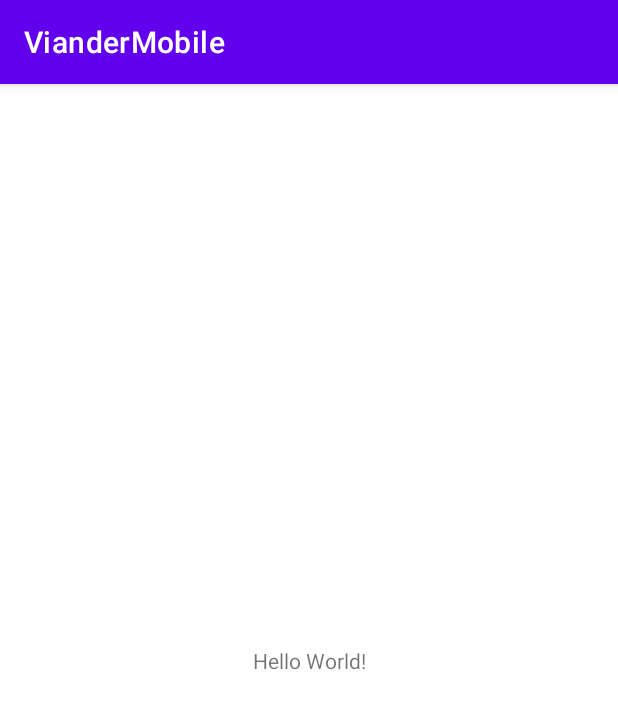
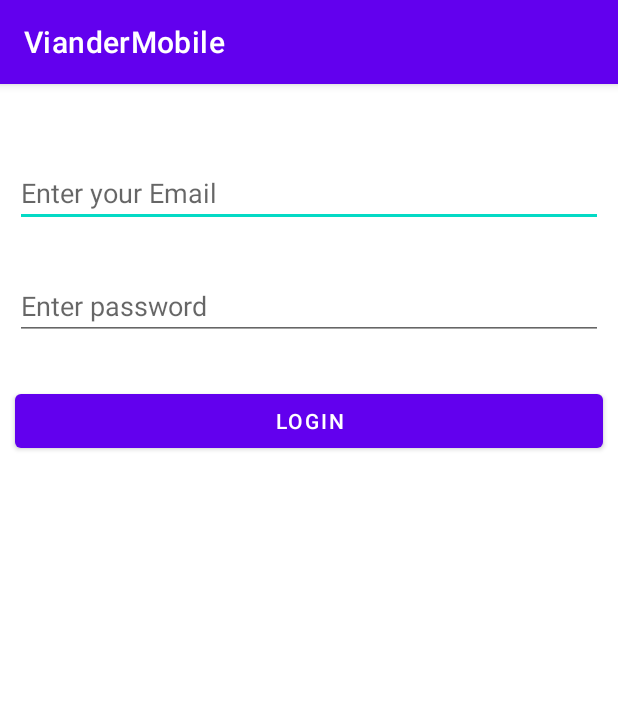
Before and after one commit to roska87/viander-mobile, an Android app: the screen it shows after launch (MainActivity), on a phone screen of 412 x 824 dp. Shown: the top 709 px of the screen. Run offline under Robolectric (Android 15) with nearby library versions, the light colour scheme and no system bars.

Commit message:
update app

```diff
--- a/app/src/main/java/com/bit/viandermobile/MainActivity.java
+++ b/app/src/main/java/com/bit/viandermobile/MainActivity.java
@@ -3,26 +3,98 @@ package com.bit.viandermobile;
 import androidx.appcompat.app.AppCompatActivity;
 import androidx.lifecycle.ViewModelProvider;
 
+import android.content.Context;
+import android.content.Intent;
+import android.content.SharedPreferences;
 import android.os.Bundle;
+import android.text.TextUtils;
 import android.util.Log;
+import android.view.View;
+import android.widget.Button;
+import android.widget.EditText;
+import android.widget.Toast;
 
 import com.bit.viandermobile.domain.UserDto;
 import com.bit.viandermobile.models.VianderViewModel;
 
 public class MainActivity extends AppCompatActivity {
 
+    public static final String SHARED_PREFS = "shared_prefs";
+    public static final String EMAIL_KEY = "email_key";
+    public static final String PASSWORD_KEY = "password_key";
+    public static final String TOKEN_KEY = "token_key";
+
+    public static final int LOGIN_REQUEST_CODE = 1;
+    public static final String MSG_TOKEN = "com.bit.vianderapp.MSG_TOKEN";
+
     private VianderViewModel vianderViewModel;
+
+    SharedPreferences sharedpreferences;
+    String email, password, token;
 
     @Override
     protected void onCreate(Bundle savedInstanceState) {
         super.onCreate(savedInstanceState);
         setContentView(R.layout.activity_main);
 
+        // Initializing EditTexts and our Button
+        EditText emailEdt = findViewById(R.id.idEdtEmail);
+        EditText passwordEdt = findViewById(R.id.idEdtPassword);
+        Button loginBtn = findViewById(R.id.idBtnLogin);
+
+        // getting the data which is stored in shared preferences.
+        sharedpreferences = getSharedPreferences(SHARED_PREFS, Context.MODE_PRIVATE);
+        //email = sharedpreferences.getString(EMAIL_KEY, null);
+        //password = sharedpreferences.getString(PASSWORD_KEY, null);
+
         vianderViewModel = new ViewModelProvider(this, new VianderFactory(getApplication())).get(VianderViewModel.class);
-        vianderViewModel.login("roska87", "roska123");
-        vianderViewModel.getLoggedUser().observeForever(userDto -> {
-            Log.i("LoggedUser", userDto.getUsername());
+
+        // calling on click listener for login button.
+        loginBtn.setOnClickListener(new View.OnClickListener() {
+            @Override
+            public void onClick(View v) {
+                // to check if the user fields are empty or not.
+                if (TextUtils.isEmpty(emailEdt.getText().toString()) && TextUtils.isEmpty(passwordEdt.getText().toString())) {
+                    // this method will call when email and password fields are empty.
+                    Toast.makeText(MainActivity.this, "Please Enter Email and Password", Toast.LENGTH_SHORT).show();
+                } else {
+                    SharedPreferences.Editor editor = sharedpreferences.edit();
+
+                    String email = emailEdt.getText().toString();
+                    String password = passwordEdt.getText().toString();
+
+                    // below two lines will put values for
+                    // email and password in shared preferences.
+                    editor.putString(EMAIL_KEY, emailEdt.getText().toString());
+                    editor.putString(PASSWORD_KEY, passwordEdt.getText().toString());
+
+                    // to save our data with key and value.
+                    editor.apply();
+
+                    vianderViewModel.login(email, password);
+                    vianderViewModel.getLoggedUser().observeForever(userDto -> {
+                        editor.putString(TOKEN_KEY, vianderViewModel.getToken().getValue());
+                        editor.apply();
+                        Log.i("LoggedUser", userDto.getUsername());
+                        Intent i = new Intent(MainActivity.this, HomeActivity.class);
+                        startActivity(i);
+                        finish();
+                    });
+
+                }
+            }
         });
 
     }
+
+    @Override
+    protected void onStart() {
+        super.onStart();
+        if (token != null) {
+            Intent i = new Intent(MainActivity.this, HomeActivity.class);
+            startActivity(i);
+        }
+
+    }
+
 }
--- a/app/src/main/java/com/bit/viandermobile/models/VianderViewModel.java
+++ b/app/src/main/java/com/bit/viandermobile/models/VianderViewModel.java
@@ -23,17 +23,23 @@ public class VianderViewModel extends AndroidViewModel {
 
     private VianderRepository vianderRepository;
     private MutableLiveData<UserDto> loggedUser;
+    private MutableLiveData<String> token;
     private MutableLiveData<List<PostDto>> viandsMenu;
 
     public VianderViewModel(@NonNull Application application){
         super(application);
         vianderRepository = new VianderRepository(application);
         loggedUser = vianderRepository.getLoggedUser();
+        token = vianderRepository.getToken();
         viandsMenu = vianderRepository.getViands();
     }
 
     public LiveData<UserDto> getLoggedUser(){
         return loggedUser;
+    }
+
+    public LiveData<String> getToken(){
+        return token;
     }
 
     public LiveData<List<PostDto>> getViandsMenu(){
@@ -42,6 +48,10 @@ public class VianderViewModel extends AndroidViewModel {
 
     public void login(String username, String password){
         vianderRepository.login(username, password);
+    }
+
+    public void logout(){
+        vianderRepository.logout();
     }
 
     public void updateProfile(List<Pair<Boolean, String>> filterList){
@@ -58,6 +68,10 @@ public class VianderViewModel extends AndroidViewModel {
         //TODO
     }
 
+    public void getPost(String token, int id){
+        vianderRepository.getPost(token, id);
+    }
+
     private String formatFilters(List<Pair<Boolean, String>> filterList){
         StringBuilder filters = new StringBuilder();
         for(Pair<Boolean, String> pair : filterList){
--- a/app/src/main/java/com/bit/viandermobile/repositories/VianderRepository.java
+++ b/app/src/main/java/com/bit/viandermobile/repositories/VianderRepository.java
@@ -16,10 +16,12 @@ import com.bit.viandermobile.rest.RestApiClient;
 import com.bit.viandermobile.rest.RestApiInterface;
 
 import java.io.IOException;
+import java.util.ArrayList;
 import java.util.List;
 import java.util.concurrent.ExecutorService;
 import java.util.concurrent.Executors;
 
+import okhttp3.ResponseBody;
 import retrofit2.Call;
 import retrofit2.Callback;
 import retrofit2.Response;
@@ -27,9 +29,9 @@ import retrofit2.Response;
 public class VianderRepository {
 
     private RestApiInterface apiService = RestApiClient.getClient().create(RestApiInterface.class);
-    private String token = null;
     private MutableLiveData<String> username = new MutableLiveData<>();
     private MutableLiveData<UserDto> loggedUser = new MutableLiveData<>();
+    private MutableLiveData<String> token = new MutableLiveData<>();
     private MutableLiveData<List<PostDto>> viandsMenu = new MutableLiveData<>();
     private Application application;
 
@@ -45,42 +47,34 @@ public class VianderRepository {
         return loggedUser;
     }
 
+    public MutableLiveData<String> getToken(){
+        return token;
+    }
+
     public MutableLiveData<List<PostDto>> getViands(){
         return viandsMenu;
     }
 
-    public static final ExecutorService databaseWriteExecutor = Executors.newFixedThreadPool(4);
-
-    /*
-    public boolean login(String username2, String password){
-        LoginRequestDto loginRequestDto = new LoginRequestDto(username2, password);
-        try {
-            Response<LoginDto> loginDto = apiService.login(loginRequestDto).execute();
-            token = this.formatLoginKey(loginDto.body().getKey());
-            if(token != null){
-                username.setValue(username2);
-                getUser();
-                return true;
-            }
-        } catch (IOException e) {
-            Toast.makeText(application.getApplicationContext(), "Error en login: " + e.getMessage(), Toast.LENGTH_LONG).show();
-        }
-        return false;
-    }
-
-     */
-
-
     public void login(String username2, String password){
+        Log.i("username", username2);
+        Log.i("password", password);
         LoginRequestDto login = new LoginRequestDto(username2, password);
         apiService.login(login).enqueue(new Callback<LoginDto>() {
             @Override
             public void onResponse(Call<LoginDto> call, Response<LoginDto> response) {
-                token = formatLoginKey(response.body().getKey());
-                Log.i("login", token);
-                if(token != null){
-                    username.setValue(username2);
-                    getUser();
+                if(response.body() != null && response.body().getKey() != null){
+                    token.setValue(formatLoginKey(response.body().getKey()));
+                    Log.i("login", token.getValue());
+                    if(token != null){
+                        username.setValue(username2);
+                        getUser();
+                    }
+                }
+                if(response.body() == null){
+                    Toast.makeText(application.getApplicationContext(), "body is null", Toast.LENGTH_LONG).show();
+                }
+                if(response.body().getKey() == null){ //TODO chequear response.body() == null
+                    Toast.makeText(application.getApplicationContext(), "key is null", Toast.LENGTH_LONG).show();
                 }
             }
 
@@ -92,8 +86,26 @@ public class VianderRepository {
         });
     }
 
+    public void logout(){
+        apiService.logout(token.getValue()).enqueue(new Callback<ResponseBody>() {
+            @Override
+            public void onResponse(Call<ResponseBody> call, Response<ResponseBody> response) {
+                loggedUser = new MutableLiveData<>();
+                username = new MutableLiveData<>();
+                viandsMenu = new MutableLiveData<>();
+                token = new MutableLiveData<>();
+                Log.i("logout", response.body().toString());
+            }
+
+            @Override
+            public void onFailure(Call<ResponseBody> call, Throwable t) {
+                Toast.makeText(application.getApplicationContext(), "Error en logout: " + t.getMessage(), Toast.LENGTH_LONG).show();
+            }
+        });
+    }
+
     private void getUser(){
-        apiService.getUserByUsername(token, username.getValue()).enqueue(new Callback<List<UserDto>>() {
+        apiService.getUserByUsername(token.getValue(), username.getValue()).enqueue(new Callback<List<UserDto>>() {
             @Override
             public void onResponse(Call<List<UserDto>> call, Response<List<UserDto>> response) {
                 loggedUser.setValue(response.body().get(0));
@@ -107,7 +119,7 @@ public class VianderRepository {
     }
 
     public void updateProfile(ProfileDto profileDto){
-        apiService.updateProfile(token, profileDto.getId(), profileDto).enqueue(new Callback<ProfileDto>() {
+        apiService.updateProfile(token.getValue(), profileDto.getId(), profileDto).enqueue(new Callback<ProfileDto>() {
             @Override
             public void onResponse(Call<ProfileDto> call, Response<ProfileDto> response) {
                 getUser();
@@ -116,6 +128,23 @@ public class VianderRepository {
             @Override
             public void onFailure(Call<ProfileDto> call, Throwable t) {
                 Toast.makeText(application.getApplicationContext(), "Error al actualizar perfil: " + t.getMessage(), Toast.LENGTH_LONG).show();
+            }
+        });
+    }
+
+    public void getPost(String token, int id){
+        apiService.getPosts(token, id).enqueue(new Callback<PostDto>() {
+            @Override
+            public void onResponse(Call<PostDto> call, Response<PostDto> response) {
+                Log.i("GET POST", response.body().toString());
+                List<PostDto> postLst = new ArrayList<>();
+                postLst.add(response.body());
+                viandsMenu.setValue(postLst);
+            }
+
+            @Override
+            public void onFailure(Call<PostDto> call, Throwable t) {
+                Toast.makeText(application.getApplicationContext(), "Error al obtener post: " + t.getMessage(), Toast.LENGTH_LONG).show();
             }
         });
     }
--- a/app/src/main/java/com/bit/viandermobile/rest/RestApiInterface.java
+++ b/app/src/main/java/com/bit/viandermobile/rest/RestApiInterface.java
@@ -23,6 +23,9 @@ public interface RestApiInterface {
     @POST("/auth/login/")
     Call<LoginDto> login(@Body LoginRequestDto loginRequestDto);
 
+    @POST("/auth/logout/")
+    Call<ResponseBody> logout(@Header("Authorization") String token);
+
     @GET("/api/posts/{id}")
     Call<PostDto> getPosts(@Header("Authorization") String token,
                            @Path("id") int id);
--- a/app/src/main/res/layout/activity_main.xml
+++ b/app/src/main/res/layout/activity_main.xml
@@ -1,18 +1,48 @@
 <?xml version="1.0" encoding="utf-8"?>
-<androidx.constraintlayout.widget.ConstraintLayout xmlns:android="http://schemas.android.com/apk/res/android"
-    xmlns:app="http://schemas.android.com/apk/res-auto"
+<RelativeLayout
+    xmlns:android="http://schemas.android.com/apk/res/android"
     xmlns:tools="http://schemas.android.com/tools"
     android:layout_width="match_parent"
     android:layout_height="match_parent"
     tools:context=".MainActivity">
 
-    <TextView
-        android:layout_width="wrap_content"
+    <!--EditText for getting user email address-->
+    <!--input type is set to email-->
+    <EditText
+        android:id="@+id/idEdtEmail"
+        android:layout_width="match_parent"
         android:layout_height="wrap_content"
-        android:text="Hello World!"
-        app:layout_constraintBottom_toBottomOf="parent"
-        app:layout_constraintLeft_toLeftOf="parent"
-        app:layout_constraintRight_toRightOf="parent"
-        app:layout_constraintTop_toTopOf="parent" />
+        android:layout_marginStart="10dp"
+        android:layout_marginTop="50dp"
+        android:layout_marginEnd="10dp"
+        android:hint="@string/enter_youe_email"
+        android:importantForAutofill="no"
+        android:inputType="textEmailAddress" />
 
-</androidx.constraintlayout.widget.ConstraintLayout>
+
+    <!--EditText for getting user password-->
+    <!--input type is set to password-->
+    <EditText
+        android:id="@+id/idEdtPassword"
+        android:layout_width="match_parent"
+        android:layout_height="wrap_content"
+        android:layout_below="@id/idEdtEmail"
+        android:layout_marginStart="10dp"
+        android:layout_marginTop="30dp"
+        android:layout_marginEnd="10dp"
+        android:hint="@string/enter_password"
+        android:importantForAutofill="no"
+        android:inputType="textPassword" />
+
+    <!--button to continue to login-->
+    <Button
+        android:id="@+id/idBtnLogin"
+        android:layout_width="match_parent"
+        android:layout_height="wrap_content"
+        android:layout_below="@id/idEdtPassword"
+        android:layout_marginStart="10dp"
+        android:layout_marginTop="30dp"
+        android:layout_marginEnd="10dp"
+        android:text="@string/login" />
+
+</RelativeLayout>
--- a/app/src/main/res/values/strings.xml
+++ b/app/src/main/res/values/strings.xml
@@ -1,3 +1,7 @@
 <resources>
     <string name="app_name">VianderMobile</string>
+    <string name="login">Login</string>
+    <string name="enter_password">Enter password</string>
+    <string name="enter_youe_email">Enter your Email</string>
+    <string name="logout">Logout</string>
 </resources>
```
Also changed, not shown: app/src/main/AndroidManifest.xml (+4 -3 lines), app/src/main/java/com/bit/viandermobile/HomeActivity.java (added, +103 -0 lines), app/src/main/res/layout/activity_home.xml (added, +44 -0 lines).
